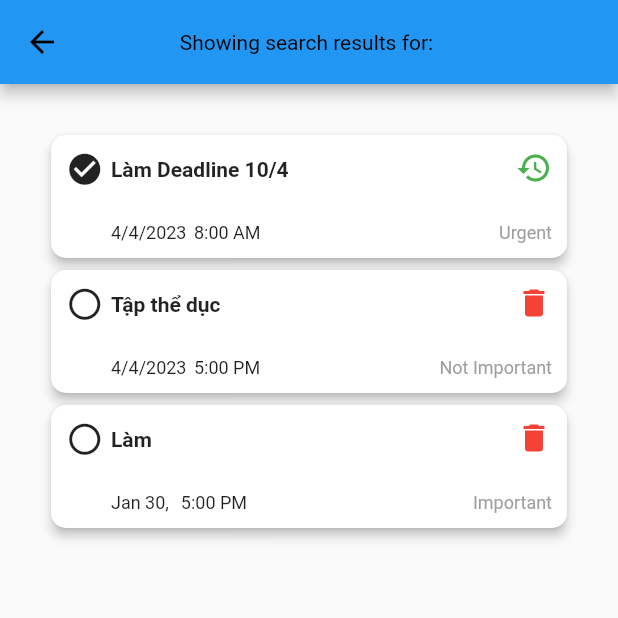
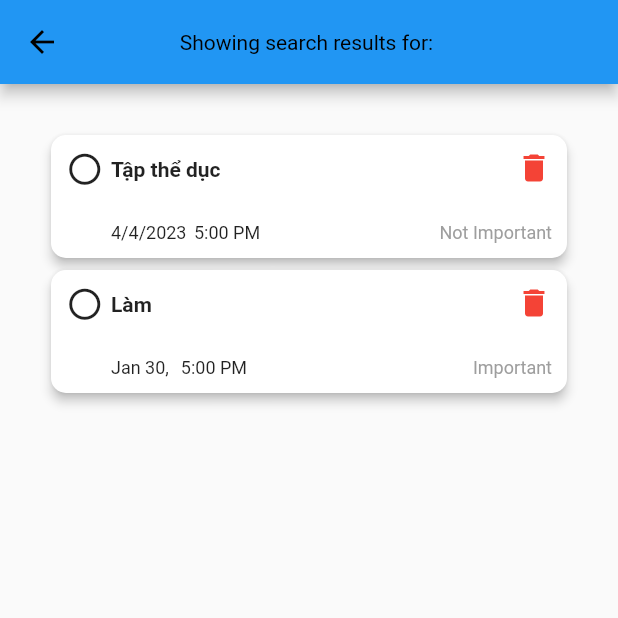
Before and after one commit to ZabitTank/todolist_demo, a Flutter app: the SearchResultsPage screen opened directly with empty values, after a tap on the "circle" icon, after a tap on the "delete" icon, on a phone screen of 412 x 824 dp, the top half of it. Run offline on Flutter 3.47's test engine with Material 2 defaults, Android fonts, the phone set to English and light mode, and no system bars; our stand-ins replace bloc, equatable, flutter_bloc, line_icons.

```diff
--- /dev/null
+++ b/lib/constants/constants.dart
@@ -0,0 +1,26 @@
+import 'package:todolist_demo/models/todo.dart';
+
+class TodoDataProvider {
+  static List<String> categories = ["Urgent", "Important", "Not Important"];
+
+  static List<Todo> allTodos = [
+    Todo(
+        title: "Làm Deadline 10/4",
+        date: "4/4/2023",
+        time: "8:00 AM",
+        description: "Chat GPT",
+        category: "Urgent"),
+    Todo(
+        title: "Tập thể dục",
+        date: "4/4/2023",
+        time: "5:00 PM",
+        description: "",
+        category: "Not Important"),
+    Todo(
+        title: "Làm",
+        date: "Jan 30, 2023",
+        time: "5:00 PM",
+        description: "",
+        category: "Important"),
+  ];
+}
--- /dev/null
+++ b/lib/cubit/categories/categories_state.dart
@@ -0,0 +1,6 @@
+part of 'categories_cubit.dart';
+
+class CategoriesState {
+  List<String> categories;
+  CategoriesState({required this.categories});
+}
--- /dev/null
+++ b/lib/cubit/todo/todo_cubit.dart
@@ -0,0 +1,34 @@
+import 'package:bloc/bloc.dart';
+import 'package:equatable/equatable.dart';
+import 'package:intl/intl.dart';
+import 'package:todolist_demo/constants/constants.dart';
+import 'package:todolist_demo/models/todo.dart';
+
+part 'todo_state.dart';
+
+class TodoCubit extends Cubit<TodoState> {
+  TodoCubit()
+      : super(TodoState(
+          allTodos: TodoDataProvider.allTodos,
+        ));
+
+  @override
+  void onChange(Change<TodoState> change) {
+    super.onChange(change);
+    print("TodoCubit: ${change.currentState.allTodos}");
+  }
+
+  void addTodo(Todo todo) {
+    emit(TodoState(allTodos: [...state.allTodos, todo]));
+  }
+
+  void toggleToBeDeleted(Todo todo) {
+    todo.toBeDeleted = !todo.toBeDeleted;
+    emit(TodoState(allTodos: state.allTodos));
+  }
+
+  void toggleIsComplete(Todo todo) {
+    todo.isComplete = !todo.isComplete;
+    emit(TodoState(allTodos: state.allTodos));
+  }
+}
--- /dev/null
+++ b/lib/cubit/todo/todo_state.dart
@@ -0,0 +1,25 @@
+part of 'todo_cubit.dart';
+
+class TodoState {
+  List<Todo> allTodos;
+
+  TodoState({required this.allTodos});
+
+  List<Todo> get deletedTodos {
+    return allTodos.where((element) => element.toBeDeleted).toList();
+  }
+
+  List<Todo> get completedTodos {
+    return allTodos
+        .where((element) => element.isComplete && !element.toBeDeleted)
+        .toList();
+  }
+
+  List<Todo> getSearchResults(String task) {
+    return allTodos
+        .where((element) =>
+            element.toBeDeleted == false &&
+            RegExp(task, caseSensitive: false).hasMatch(element.title))
+        .toList();
+  }
+}
--- a/lib/providers/todo_provider.dart
+++ /dev/null
@@ -1,80 +0,0 @@
-import 'package:flutter/foundation.dart';
-import 'package:flutter/material.dart';
-import 'package:intl/intl.dart';
-import 'package:todolist_demo/models/todo.dart';
-
-class TodoProvider extends ChangeNotifier {
-  List<String> categories = ["Urgent", "Important", "Not Important"];
-  String currentDate = DateFormat.yMMMd().format(DateTime.now());
-
-  //test data
-  List<Todo> allTodos = [
-    Todo(
-        title: "Làm Deadline 10/4",
-        date: "4/4/2023",
-        time: "8:00 AM",
-        description: "Chat GPT",
-        category: "Urgent"),
-    Todo(
-        title: "Tập thể dục",
-        date: "4/4/2023",
-        time: "5:00 PM",
-        description: "",
-        category: "Not Important"),
-    Todo(
-        title: "Làm",
-        date: "Jan 30, 2023",
-        time: "5:00 PM",
-        description: "",
-        category: "Important"),
-  ];
-
-  List<Todo> get deletedTodos {
-    return allTodos.where((element) => element.toBeDeleted).toList();
-  }
-
-  List<Todo> get completedTodos {
-    return allTodos
-        .where((element) => element.isComplete && !element.toBeDeleted)
-        .toList();
-  }
-
-  void addTodo(String title, String description, String date, String time,
-      String category) {
-    allTodos.add(Todo(
-        title: title,
-        date: date,
-        description: description,
-        time: time,
-        category: category));
-    notifyListeners();
-  }
-
-  void toggleToBeDeleted(Todo todo) {
-    todo.toBeDeleted = !todo.toBeDeleted;
-    notifyListeners();
-  }
-
-  void toggleIsComplete(Todo todo) {
-    if (todo.toBeDeleted) return;
-    todo.isComplete = !todo.isComplete;
-    notifyListeners();
-  }
-
-  List<Todo> getSearchResults(String task) {
-    return allTodos
-        .where((element) =>
-            RegExp(task, caseSensitive: false).hasMatch(element.title))
-        .toList();
-  }
-
-  void addCategory(String category) {
-    categories.add(category);
-    notifyListeners();
-  }
-
-  void removeCategory(String category) {
-    categories.remove(category);
-    notifyListeners();
-  }
-}
--- a/lib/ui/completed_todo.dart
+++ b/lib/ui/completed_todo.dart
@@ -1,7 +1,8 @@
 import 'package:flutter/material.dart';
+import 'package:flutter_bloc/flutter_bloc.dart';
 import 'package:provider/provider.dart';
+import 'package:todolist_demo/cubit/todo/todo_cubit.dart';
 import 'package:todolist_demo/models/todo.dart';
-import 'package:todolist_demo/providers/todo_provider.dart';
 import 'package:todolist_demo/ui/components/todo_tile.dart';
 
 class CompletedTodosPage extends StatefulWidget {
@@ -18,9 +19,11 @@ class _CompletedTodosPageState extends State<CompletedTodosPage>
     super.build(context);
     print("completed page build");
 
-    return Selector<TodoProvider, List<Todo>>(
-      selector: (_, provider) => provider.completedTodos,
-      builder: (context, value, child) {
+    return BlocBuilder<TodoCubit, TodoState>(
+      buildWhen: (previous, current) =>
+          previous.completedTodos != current.completedTodos,
+      builder: (context, state) {
+        final value = state.completedTodos;
         return Visibility(
           replacement: const Center(
             child: Text("You have not completed any tasks"),
@@ -30,7 +33,7 @@ class _CompletedTodosPageState extends State<CompletedTodosPage>
             padding: const EdgeInsets.all(30),
             child:
                 Column(crossAxisAlignment: CrossAxisAlignment.start, children: [
-              Text("${value.length} Completed"),
+              Text("${value..length} Completed"),
               const Divider(),
               const Padding(padding: EdgeInsets.only(bottom: 10)),
               Expanded(
--- a/lib/ui/components/todo_tile.dart
+++ b/lib/ui/components/todo_tile.dart
@@ -1,7 +1,8 @@
 import 'package:flutter/material.dart';
+import 'package:intl/intl.dart';
 import 'package:provider/provider.dart';
+import 'package:todolist_demo/cubit/todo/todo_cubit.dart';
 import 'package:todolist_demo/models/todo.dart';
-import 'package:todolist_demo/providers/todo_provider.dart';
 import 'package:todolist_demo/ui/todo_page.dart';
 
 class TodoTile extends StatelessWidget {
@@ -12,8 +13,6 @@ class TodoTile extends StatelessWidget {
   @override
   Widget build(BuildContext context) {
     print("$parent: build todoTile ${todo.title}");
-    // final todo = todo;
-    final provider = Provider.of<TodoProvider>(context, listen: false);
     return SizedBox(
       height: 90,
       child: Card(
@@ -27,7 +26,7 @@ class TodoTile extends StatelessWidget {
             crossAxisAlignment: CrossAxisAlignment.start,
             children: [
               InkWell(
-                onTap: () => provider.toggleIsComplete(todo),
+                onTap: () => context.read<TodoCubit>().toggleIsComplete(todo),
                 child: Icon(
                   todo.isComplete ? Icons.check_circle : Icons.circle_outlined,
                   size: 25,
@@ -63,7 +62,8 @@ class TodoTile extends StatelessWidget {
                       Row(
                         children: [
                           Visibility(
-                            visible: todo.date != provider.currentDate,
+                            visible: todo.date !=
+                                DateFormat.yMMMd().format(DateTime.now()),
                             child: Text(
                               todo.date.contains(DateTime.now().year.toString())
                                   ? todo.date.replaceAll(
@@ -95,7 +95,10 @@ class TodoTile extends StatelessWidget {
                 crossAxisAlignment: CrossAxisAlignment.end,
                 children: [
                   InkWell(
-                    onTap: () => provider.toggleToBeDeleted(todo),
+                    onTap: () {
+                      context.read<TodoCubit>().toggleToBeDeleted(todo);
+                      print("On tap delete");
+                    },
                     child: todo.toBeDeleted
                         ? const Icon(
                             Icons.restore,
--- a/lib/ui/deleted_todo.dart
+++ b/lib/ui/deleted_todo.dart
@@ -1,7 +1,8 @@
 import 'package:flutter/material.dart';
+import 'package:flutter_bloc/flutter_bloc.dart';
 import 'package:provider/provider.dart';
+import 'package:todolist_demo/cubit/todo/todo_cubit.dart';
 import 'package:todolist_demo/models/todo.dart';
-import 'package:todolist_demo/providers/todo_provider.dart';
 import 'package:todolist_demo/ui/components/todo_tile.dart';
 
 class DeletedTodosPage extends StatefulWidget {
@@ -18,23 +19,22 @@ class _DeletedTodosPageState extends State<DeletedTodosPage>
     super.build(context);
     print("delete page build");
 
-    return Selector<TodoProvider, List<Todo>>(
-        selector: (_, provider) => provider.deletedTodos,
-        shouldRebuild: (previous, next) => previous.length != next.length,
-        builder: (context, value, child) {
+    return BlocSelector<TodoCubit, TodoState, List<Todo>>(
+        selector: (state) => state.deletedTodos,
+        builder: (context, deletedTodos) {
           return Visibility(
             replacement:
                 const Center(child: Text("You have not deleted any tasks")),
-            visible: value.isNotEmpty,
+            visible: deletedTodos.isNotEmpty,
             child: Padding(
               padding: const EdgeInsets.all(30),
               child: Column(children: [
                 Expanded(
                   child: ListView.builder(
-                    itemCount: value.length,
+                    itemCount: deletedTodos.length,
                     itemBuilder: (context, index) => TodoTile(
                       parent: "Deleted",
-                      todo: value[index],
+                      todo: deletedTodos[index],
                     ),
                   ),
                 ),
--- a/lib/ui/list_todo.dart
+++ b/lib/ui/list_todo.dart
@@ -1,7 +1,7 @@
 import 'package:flutter/material.dart';
+import 'package:flutter_bloc/flutter_bloc.dart';
 import 'package:provider/provider.dart';
-import 'package:todolist_demo/models/todo.dart';
-import 'package:todolist_demo/providers/todo_provider.dart';
+import 'package:todolist_demo/cubit/todo/todo_cubit.dart';
 import 'package:todolist_demo/ui/components/add_todo_modal_bottom_sheet.dart';
 import 'package:todolist_demo/ui/components/search_bar.dart';
 import 'package:todolist_demo/ui/components/todo_tile.dart';
@@ -50,9 +50,9 @@ class _TodosPageState extends State<TodosPage>
             Expanded(
               child: Padding(
                 padding: const EdgeInsets.only(top: 30),
-                child: Consumer<TodoProvider>(
-                  builder: (context, provider, _) {
-                    final data = provider.allTodos
+                child: BlocBuilder<TodoCubit, TodoState>(
+                  builder: (context, state) {
+                    final data = state.allTodos
                         .where((element) => !element.toBeDeleted)
                         .toList();
                     return Visibility(
--- a/lib/ui/search_results.dart
+++ b/lib/ui/search_results.dart
@@ -1,7 +1,8 @@
 import 'package:flutter/material.dart';
+import 'package:flutter_bloc/flutter_bloc.dart';
 import 'package:provider/provider.dart';
+import 'package:todolist_demo/cubit/todo/todo_cubit.dart';
 import 'package:todolist_demo/models/todo.dart';
-import 'package:todolist_demo/providers/todo_provider.dart';
 import 'package:todolist_demo/ui/components/todo_tile.dart';
 
 class SearchResultsPage extends StatelessWidget {
@@ -38,19 +39,19 @@ class SearchResultsPage extends StatelessWidget {
         padding: const EdgeInsets.all(30),
         child: Column(
           children: [
-            Consumer<TodoProvider>(builder: (context, value, child) {
-              List<Todo> searchResults = value.getSearchResults(task);
-
+            BlocSelector<TodoCubit, TodoState, List<Todo>>(
+                selector: (state) => state.getSearchResults(task),
+                builder: (context, value) {
                   return Visibility(
                     replacement: Center(
-                  child: Text("${searchResults.length} items found"),
+                      child: Text("${value.length} items found"),
                     ),
-                visible: searchResults.isNotEmpty,
+                    visible: value.isNotEmpty,
                     child: Expanded(
                       child: ListView.builder(
-                    itemCount: searchResults.length,
+                        itemCount: value.length,
                         itemBuilder: (context, index) =>
-                        TodoTile(todo: searchResults[index], parent: "search"),
+                            TodoTile(todo: value[index], parent: "search"),
                       ),
                     ),
                   );
--- a/pubspec.yaml
+++ b/pubspec.yaml
@@ -38,6 +38,8 @@ dependencies:
   intl: ^0.18.0
   provider: ^6.0.5
   line_icons: ^2.0.1
+  flutter_bloc: ^8.1.2
+  equatable: ^2.0.3
 
 dev_dependencies:
   flutter_test:
```
Also changed, not shown: lib/cubit/categories/categories_cubit.dart (added, +19 -0 lines), lib/main.dart (+20 -3 lines), lib/models/category.dart (deleted, +0 -9 lines), lib/ui/categories.dart (+14 -10 lines), lib/ui/components/add_todo_modal_bottom_sheet.dart (+10 -10 lines), lib/ui/components/add_todolist.dart (deleted, +0 -24 lines), lib/ui/todo_page.dart (+2 -5 lines), pubspec.lock. Lines whose indentation alone changed are shown as unchanged.
